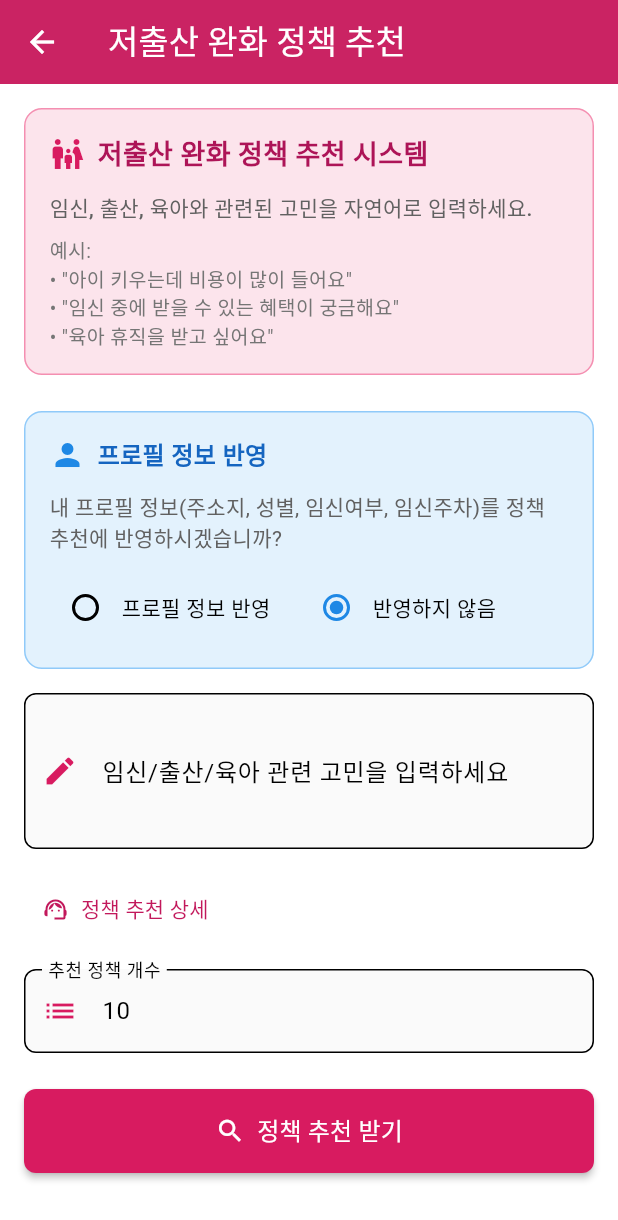
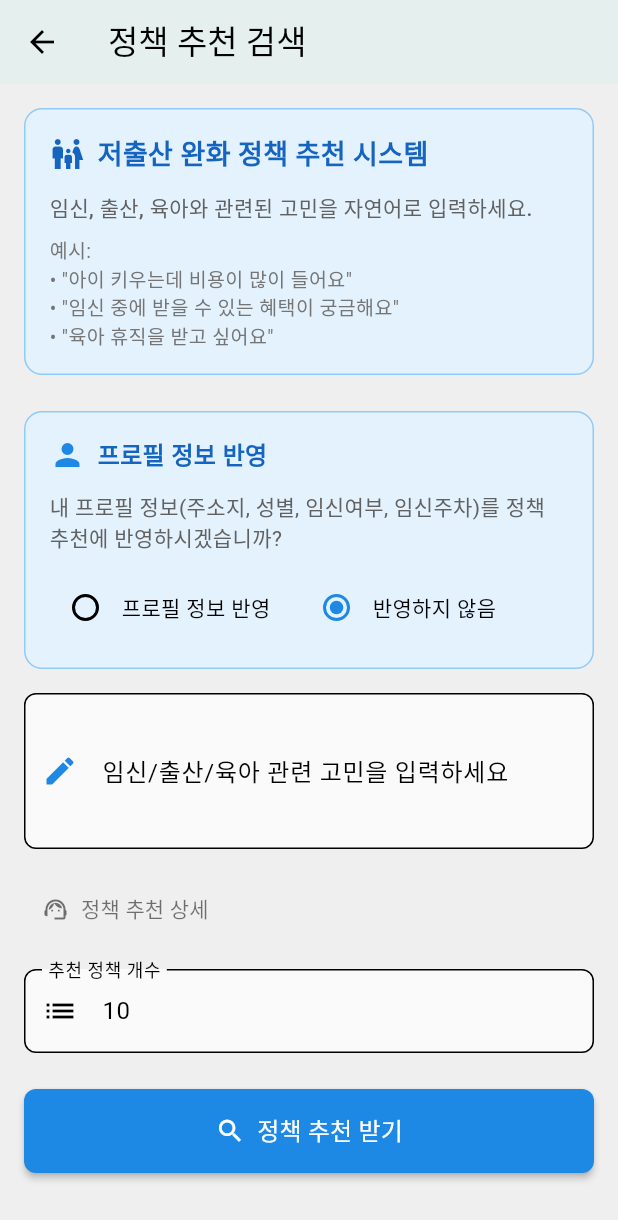
Before and after one commit to KimDaegun00/capstone01, a Flutter app: the screen it shows once a user with an empty profile is signed in, after a tap on "정책 추천", on a phone screen of 412 x 824 dp. Shown: the top 1220 px of the screen. Run offline on Flutter 3.47's test engine with Material 3 defaults, Android fonts, the phone set to English and light mode, and no system bars; our stand-ins replace flutter_dotenv, go_router, shared_preferences, supabase_flutter, webview_flutter; accounts and stored records are empty.

Commit message:
전체적인 테마 수정/ 건강 육아정보 css수정

```diff
--- a/lib/detail_screens/benefit_screen.dart
+++ b/lib/detail_screens/benefit_screen.dart
@@ -268,10 +268,11 @@ class _PolicyRecommendationPageState extends State<PolicyRecommendationPage> {
   @override
   Widget build(BuildContext context) {
     return Scaffold(
+      backgroundColor: Color(0xFFEFEFEF),
       appBar: AppBar(
-        title: Text('저출산 완화 정책 추천'),
-        backgroundColor: Colors.pink[600],
-        foregroundColor: Colors.white,
+        title: Text('정책 추천 검색'),
+        backgroundColor: Color(0xFFF5F5F5),
+        foregroundColor: Colors.black,
         elevation: 2,
       ),
       body: Stack(
@@ -289,23 +290,23 @@ class _PolicyRecommendationPageState extends State<PolicyRecommendationPage> {
               Container(
                 padding: EdgeInsets.all(16),
                 decoration: BoxDecoration(
-                  color: Colors.pink[50],
+                  color: Colors.blue[50],
                   borderRadius: BorderRadius.circular(12),
-                  border: Border.all(color: Colors.pink[200]!),
+                  border: Border.all(color: Colors.blue[200]!),
                 ),
                 child: Column(
                   crossAxisAlignment: CrossAxisAlignment.start,
                   children: [
                     Row(
                       children: [
-                        Icon(Icons.family_restroom, color: Colors.pink[600]),
+                        Icon(Icons.family_restroom, color: Colors.blue[800]!),
                         SizedBox(width: 8),
                         Text(
                           '저출산 완화 정책 추천 시스템',
                           style: TextStyle(
                             fontSize: 18,
                             fontWeight: FontWeight.bold,
-                            color: Colors.pink[800],
+                            color: Colors.blue[800]!,
                           ),
                         ),
                       ],
@@ -466,7 +467,7 @@ class _PolicyRecommendationPageState extends State<PolicyRecommendationPage> {
                   border: OutlineInputBorder(
                     borderRadius: BorderRadius.circular(8),
                   ),
-                  prefixIcon: Icon(Icons.edit, color: Colors.pink[600]),
+                  prefixIcon: Icon(Icons.edit, color: Colors.blue[600]!),
                   filled: true,
                   fillColor: Colors.grey[50],
                 ),
@@ -498,8 +499,8 @@ class _PolicyRecommendationPageState extends State<PolicyRecommendationPage> {
                       }
                     });
                   },
-                  icon: Icon(_helperOpen ? Icons.expand_less : Icons.support_agent, color: Colors.pink[700]),
-                  label: Text('정책 추천 상세', style: TextStyle(color: Colors.pink[700])),
+                  icon: Icon(_helperOpen ? Icons.expand_less : Icons.support_agent, color: Colors.black54),
+                  label: Text('정책 추천 상세', style: TextStyle(color: Colors.black54)),
                 ),
               ),
 
@@ -508,9 +509,9 @@ class _PolicyRecommendationPageState extends State<PolicyRecommendationPage> {
                 Container(
                   padding: EdgeInsets.all(12),
                   decoration: BoxDecoration(
-                    color: Colors.pink[50],
+                    color: Colors.blue[50],
                     borderRadius: BorderRadius.circular(12),
-                    border: Border.all(color: Colors.pink[200]!),
+                    border: Border.all(color: Colors.blue[200]!),
                   ),
                   child: Column(
                     crossAxisAlignment: CrossAxisAlignment.start,
@@ -541,7 +542,7 @@ class _PolicyRecommendationPageState extends State<PolicyRecommendationPage> {
                           border: OutlineInputBorder(
                             borderRadius: BorderRadius.circular(8),
                           ),
-                          prefixIcon: Icon(Icons.category, color: Colors.pink[600]),
+                          prefixIcon: Icon(Icons.category, color: Colors.blue[600]),
                           filled: true,
                           fillColor: Colors.white,
                         ),
@@ -563,7 +564,7 @@ class _PolicyRecommendationPageState extends State<PolicyRecommendationPage> {
                             return FilterChip(
                               label: Text(h),
                               selected: selected,
-                              selectedColor: Colors.pink[200],
+                              selectedColor: Colors.blue[200],
                               checkmarkColor: Colors.white,
                               onSelected: (v) {
                                 setState(() {
@@ -591,7 +592,7 @@ class _PolicyRecommendationPageState extends State<PolicyRecommendationPage> {
                           border: OutlineInputBorder(
                             borderRadius: BorderRadius.circular(8),
                           ),
-                          prefixIcon: Icon(Icons.search, color: Colors.pink[600]),
+                          prefixIcon: Icon(Icons.search, color: Colors.blue[600]),
                           filled: true,
                           fillColor: Colors.white,
                         ),
@@ -623,7 +624,7 @@ class _PolicyRecommendationPageState extends State<PolicyRecommendationPage> {
                               });
                             },
                             style: ElevatedButton.styleFrom(
-                              backgroundColor: Colors.pink[600],
+                              backgroundColor: Colors.blue[600],
                               foregroundColor: Colors.white,
                             ),
                             child: Text('선택 완료'),
@@ -647,7 +648,7 @@ class _PolicyRecommendationPageState extends State<PolicyRecommendationPage> {
                     if (_selectedCategory != null)
                       Chip(
                         label: Text(_selectedCategory!),
-                        backgroundColor: Colors.pink[100],
+                        backgroundColor: Colors.blue[100],
                       ),
                     ..._selectedKeywords.map((k) => Chip(
                       label: Text(k),
@@ -700,7 +701,7 @@ class _PolicyRecommendationPageState extends State<PolicyRecommendationPage> {
                   border: OutlineInputBorder(
                     borderRadius: BorderRadius.circular(8),
                   ),
-                  prefixIcon: Icon(Icons.list, color: Colors.pink[600]),
+                  prefixIcon: Icon(Icons.list, color: Colors.black),
                   filled: true,
                   fillColor: Colors.grey[50],
                 ),
@@ -732,7 +733,7 @@ class _PolicyRecommendationPageState extends State<PolicyRecommendationPage> {
                 ),
                 style: ElevatedButton.styleFrom(
                   padding: EdgeInsets.symmetric(vertical: 16),
-                  backgroundColor: Colors.pink[600],
+                  backgroundColor: Colors.blue[600]!,
                   foregroundColor: Colors.white,
                   shape: RoundedRectangleBorder(
                     borderRadius: BorderRadius.circular(8),
@@ -827,15 +828,15 @@ class _PolicyRecommendationPageState extends State<PolicyRecommendationPage> {
                 child: Container(
                   padding: EdgeInsets.all(20),
                   decoration: BoxDecoration(
-                    color: Colors.pink[50],
+                    color: Colors.blue[50],
                     borderRadius: BorderRadius.circular(12),
-                    border: Border.all(color: Colors.pink[200]!),
+                    border: Border.all(color: Colors.blue[200]!),
                   ),
                   child: Column(
                     mainAxisSize: MainAxisSize.min,
                     children: [
                       CircularProgressIndicator(
-                        valueColor: AlwaysStoppedAnimation<Color>(Colors.pink[600]!),
+                        valueColor: AlwaysStoppedAnimation<Color>(Colors.blue[600]!),
                       ),
                       SizedBox(height: 12),
                       Text(
@@ -843,7 +844,7 @@ class _PolicyRecommendationPageState extends State<PolicyRecommendationPage> {
                         style: TextStyle(
                           fontSize: 15,
                           fontWeight: FontWeight.w600,
-                          color: Colors.pink[700],
+                          color: Colors.blue[700],
                         ),
                       ),
                       SizedBox(height: 6),
@@ -892,7 +893,7 @@ class PolicyResultPage extends StatelessWidget {
     return Scaffold(
       appBar: AppBar(
         title: Text('저출산 완화 정책 결과'),
-        backgroundColor: Colors.pink[600],
+        backgroundColor: Colors.blue[600],
         foregroundColor: Colors.white,
         elevation: 2,
       ),
@@ -906,23 +907,23 @@ class PolicyResultPage extends StatelessWidget {
               width: double.infinity,
               padding: EdgeInsets.all(16),
               decoration: BoxDecoration(
-                color: Colors.pink[50],
+                color: Colors.blue[50],
                 borderRadius: BorderRadius.circular(12),
-                border: Border.all(color: Colors.pink[200]!),
+                border: Border.all(color: Colors.blue[200]!),
               ),
               child: Column(
                 crossAxisAlignment: CrossAxisAlignment.start,
                 children: [
                   Row(
                     children: [
-                      Icon(Icons.family_restroom, color: Colors.pink[600]),
+                      Icon(Icons.family_restroom, color: Colors.blue[600]),
                       SizedBox(width: 8),
                       Text(
                         '저출산 완화 정책 검색 결과',
                         style: TextStyle(
                           fontSize: 18,
                           fontWeight: FontWeight.bold,
-                          color: Colors.pink[800],
+                          color: Colors.blue[800],
                         ),
                       ),
                     ],
@@ -940,13 +941,13 @@ class PolicyResultPage extends StatelessWidget {
                     SizedBox(height: 4),
                     Row(
                       children: [
-                        Icon(Icons.filter_alt, size: 16, color: Colors.pink[700]),
+                        Icon(Icons.filter_alt, size: 16, color: Colors.blue[700]),
                         SizedBox(width: 6),
                         Text(
                           '적용된 필터: $selectedCategory',
                           style: TextStyle(
                             fontSize: 13,
-                            color: Colors.pink[700],
+                            color: Colors.blue[700],
                             fontWeight: FontWeight.w600,
                           ),
                         ),
@@ -959,7 +960,7 @@ class PolicyResultPage extends StatelessWidget {
                     style: TextStyle(
                       fontSize: 14,
                       fontWeight: FontWeight.w500,
-                      color: Colors.pink[700],
+                      color: Colors.blue[700],
                     ),
                   ),
                 ],
--- a/lib/nav_screens/main_nav.dart
+++ b/lib/nav_screens/main_nav.dart
@@ -17,9 +17,9 @@ class BottomNavBar extends StatelessWidget {
     final isDark = Theme.of(context).brightness == Brightness.dark;
 
     final backgroundColor =
-    isDark ? const Color(0xFF1E1E1E) : const Color(0xFFFDEAE8);
+    isDark ? const Color(0xFF3A2F2F) : const Color(0xFFFFF3E8); // 살짝 더 따뜻한 아이보리
     final indicatorColor =
-    isDark ? Colors.teal.shade700 : const Color(0xFFFCDADA);
+    isDark ? const Color(0xFFC49A84) : const Color(0xFFFFCDB2); // 좀 더 진한 살구핑크
     final iconColor = isDark ? Colors.white : Colors.black;
 
     return ValueListenableBuilder<bool>(
--- a/lib/nav_screens/main_screen.dart
+++ b/lib/nav_screens/main_screen.dart
@@ -62,6 +62,8 @@ class _MainScreenState extends State<MainScreen> {
   Widget build(BuildContext context) {
     final cs = Theme.of(context).colorScheme;
 
+
+
     return Scaffold(
       appBar: _selectedIndex == 0
           ? AppBar(
@@ -87,9 +89,7 @@ class _MainScreenState extends State<MainScreen> {
     );
   }
 }
-
 /* ───────────────────────── MainGridMenu ───────────────────────── */
-
 class MainGridMenu extends StatelessWidget {
   final int? currentWeek;
   final void Function(int)? onWeekUpdated;
@@ -103,44 +103,44 @@ class MainGridMenu extends StatelessWidget {
   List<MenuItem> _getMenuItems(BuildContext context) {
     final isDark = Theme.of(context).brightness == Brightness.dark;
 
-    // 정책 추천: 원래 쓰던 연분홍/코랄 계열로 복구
+    // 정책 추천: 연분홍/코랄 계열
     final policy = isDark
         ? const [Color(0xFFB04040), Color(0xFF802020)]
         : const [Color(0xFFFF8C8C), Color(0xFFFFB6B6)];
 
-    // 나머지는 톤온톤 트렌디 팔레트 유지
     final nearby = isDark
         ? const [Color(0xFFB1722E), Color(0xFFD09456)]
         : const [Color(0xFFFFB86B), Color(0xFFFFD29D)];
+
     final checklist = isDark
         ? const [Color(0xFF2F8F8A), Color(0xFF4FB3AB)]
         : const [Color(0xFF69D6CC), Color(0xFF9BE6DF)];
+
     final health = isDark
         ? const [Color(0xFF2C6E49), Color(0xFF3E8B61)]
         : const [Color(0xFF86D4A4), Color(0xFFC2E9D1)];
 
     return [
-      // ⚠️ 순서 그대로 유지
       MenuItem(
-        title: tr('정책 추천', 'Benefits'),
+        title: '정책 추천',
         icon: Icons.card_giftcard,
         gradient: policy,
         screen: PolicyRecommendationPage(),
       ),
       MenuItem(
-        title: tr('주변 시설', 'Nearby'),
+        title: '주변 시설',
         icon: Icons.place,
         gradient: nearby,
         screen: NearbyScreen(),
       ),
       MenuItem(
-        title: tr('체크리스트', 'Checklist'),
-        icon: Icons.check_circle_outline, // 메인 아이콘은 원형 유지
+        title: '체크리스트',
+        icon: Icons.check_circle_outline,
         gradient: checklist,
         screen: ChecklistScreen(),
       ),
       MenuItem(
-        title: tr('건강/육아 정보', 'Custom Info'),
+        title: '건강/육아 정보',
         icon: Icons.info,
         gradient: health,
         screen: HealthInfoList(),
@@ -153,34 +153,43 @@ class MainGridMenu extends StatelessWidget {
     final items = _getMenuItems(context);
     final isDark = Theme.of(context).brightness == Brightness.dark;
     final cs = Theme.of(context).colorScheme;
-
-    // 버튼 톤
-    final primaryBg = isDark ? cs.primary : const Color(0xFFECE8FF);
-    final primaryFg = isDark ? Colors.white : const Color(0xFF6B5CFF);
-    final secondaryBg = isDark ? cs.surfaceContainerHighest : const Color(0xFFF4F6F8);
-    final secondaryFg = isDark ? cs.onSurface : const Color(0xFF3C3F44);
-    final secondaryBorder =
-    isDark ? Colors.white.withOpacity(.08) : Colors.black.withOpacity(.06);
+    final spacing = 14.0;
 
     return Padding(
       padding: const EdgeInsets.symmetric(horizontal: 16, vertical: 20),
       child: Column(
         children: [
-          /* ===== 2×2 그리드 메뉴 (순서 동일) ===== */
+          // ===== 2×2 버튼 그리드 =====
           Expanded(
-            child: GridView.count(
-              crossAxisCount: 2,
-              crossAxisSpacing: 14,
-              mainAxisSpacing: 14,
-              childAspectRatio: 1,
-              children:
-              items.map((item) => _buildGridItem(item, context)).toList(),
+            child: Column(
+              children: [
+                Expanded(
+                  child: Row(
+                    children: [
+                      Expanded(child: _buildGridItem(items[0], context)),
+                      SizedBox(width: spacing),
+                      Expanded(child: _buildGridItem(items[1], context)),
+                    ],
+                  ),
+                ),
+                SizedBox(height: spacing),
+                Expanded(
+                  child: Row(
+                    children: [
+                      Expanded(child: _buildGridItem(items[2], context)),
+                      SizedBox(width: spacing),
+                      Expanded(child: _buildGridItem(items[3], context)),
+                    ],
+                  ),
+                ),
+              ],
             ),
           ),
 
-          /* ===== 임신일 수 표시(칩) ===== */
-          if (currentWeek != null && currentWeek! > 0) ...[
-            const SizedBox(height: 8),
+          const SizedBox(height: 16),
+
+          // ===== 임신일 수 표시 칩 =====
+          if (currentWeek != null && currentWeek! > 0)
             Container(
               padding: const EdgeInsets.symmetric(horizontal: 12, vertical: 8),
               decoration: BoxDecoration(
@@ -201,67 +210,8 @@ class MainGridMenu extends StatelessWidget {
                 ),
               ),
             ),
-          ],
-
-          const SizedBox(height: 14),
-
-          /* ===== AI와 대화하기 (Primary Tonal) ===== */
-          SizedBox(
-            width: double.infinity,
-            height: 52,
-            child: ElevatedButton.icon(
-              icon: const Icon(Icons.smart_toy),
-              onPressed: () => Navigator.push(
-                context,
-                MaterialPageRoute(builder: (_) => AiScreen()),
-              ),
-              label: Text(
-                tr('AI와 대화하기', 'Chat with AI'),
-                style: const TextStyle(fontSize: 16, fontWeight: FontWeight.w700),
-              ),
-              style: ElevatedButton.styleFrom(
-                backgroundColor: primaryBg,
-                foregroundColor: primaryFg,
-                elevation: 0,
-                shape: RoundedRectangleBorder(
-                  borderRadius: BorderRadius.circular(24),
-                ),
-              ),
-            ),
-          ),
 
           const SizedBox(height: 12),
-
-          /* ===== 정보 입력하기 (Tonal/Outline) ===== */
-          SizedBox(
-            width: double.infinity,
-            height: 52,
-            child: ElevatedButton.icon(
-              icon: const Icon(Icons.edit_note),
-              onPressed: () async {
-                final result = await Navigator.push<Map<String, dynamic>>(
-                  context,
-                  MaterialPageRoute(builder: (_) => InfoInputMainScreen()),
-                );
-                if (result != null && onWeekUpdated != null) {
-                  onWeekUpdated!(result['dayCount'] as int);
-                }
-              },
-              label: Text(
-                tr('정보 입력하기', 'Input Info'),
-                style: const TextStyle(fontSize: 16, fontWeight: FontWeight.w700),
-              ),
-              style: ElevatedButton.styleFrom(
-                backgroundColor: secondaryBg,
-                foregroundColor: secondaryFg,
-                elevation: 0,
-                shape: RoundedRectangleBorder(
-                  borderRadius: BorderRadius.circular(24),
-                  side: BorderSide(color: secondaryBorder, width: 1),
-                ),
-              ),
-            ),
-          ),
         ],
       ),
     );
@@ -270,8 +220,6 @@ class MainGridMenu extends StatelessWidget {
   /* ───────────────────── MenuItem 카드 ───────────────────── */
   Widget _buildGridItem(MenuItem item, BuildContext context) {
     final isDark = Theme.of(context).brightness == Brightness.dark;
-
-    // 카드 스타일: 그라데이션 + 얇은 보더 + 소프트 섀도우 + 아이콘 캡슐
     final borderColor =
     isDark ? Colors.white.withOpacity(.10) : Colors.black.withOpacity(.06);
     final shadowColor =
@@ -300,7 +248,6 @@ class MainGridMenu extends StatelessWidget {
               BoxShadow(
                 color: shadowColor,
                 blurRadius: 18,
-                spreadRadius: 0,
                 offset: const Offset(0, 8),
               ),
             ],
@@ -342,7 +289,6 @@ class MainGridMenu extends StatelessWidget {
     );
   }
 }
-
 class MenuItem {
   final String title;
   final IconData icon;
```
Also changed, not shown: lib/detail_screens/nearby_screen.dart (+14 -4 lines), lib/widgets/local_html_viewer.dart (+47 -12 lines), 1 other file.
